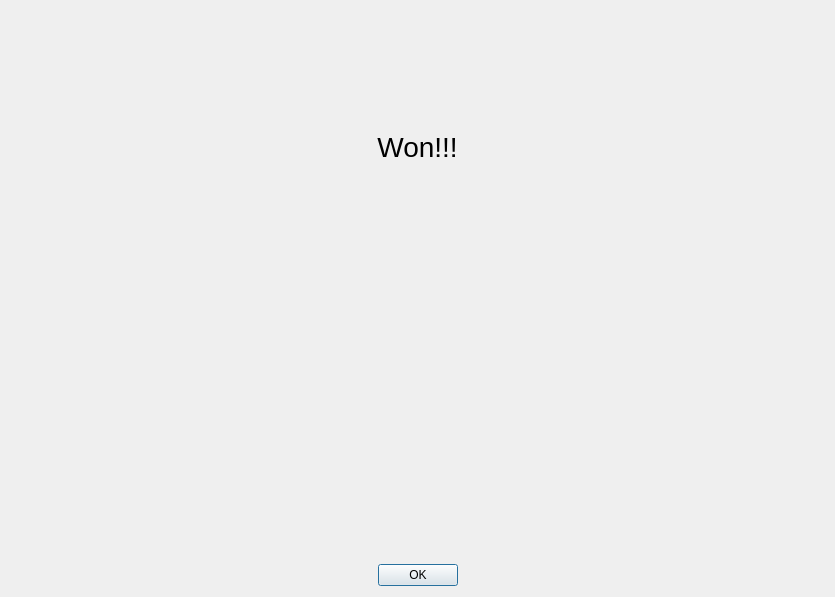
Old version of the form ui/wondialog.ui in the repository tdauth/gustavsfairyland.
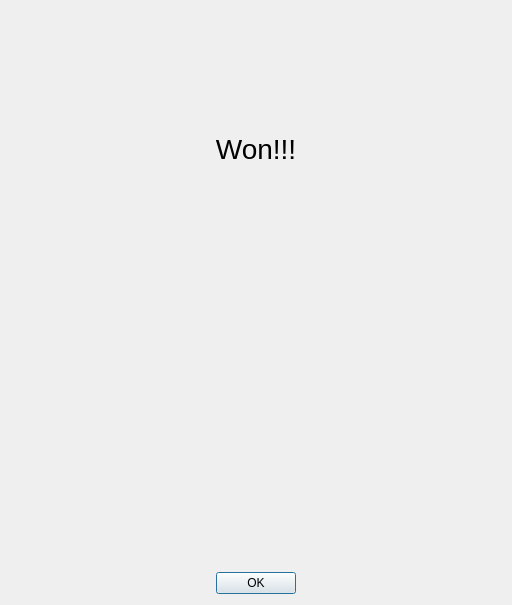
New version of the form. Icons and pictures are not drawn.

Patch:
```diff
--- a/ui/wondialog.ui
+++ b/ui/wondialog.ui
@@ -6,8 +6,8 @@
    <rect>
     <x>0</x>
     <y>0</y>
-    <width>835</width>
-    <height>597</height>
+    <width>512</width>
+    <height>605</height>
    </rect>
   </property>
   <property name="windowTitle">
@@ -31,6 +31,12 @@
    </item>
    <item row="1" column="0">
     <widget class="QLabel" name="label">
+     <property name="maximumSize">
+      <size>
+       <width>500</width>
+       <height>516</height>
+      </size>
+     </property>
      <property name="text">
       <string/>
      </property>
```
Left out of the diff: 4 changed lines with no effect on the pictures.
